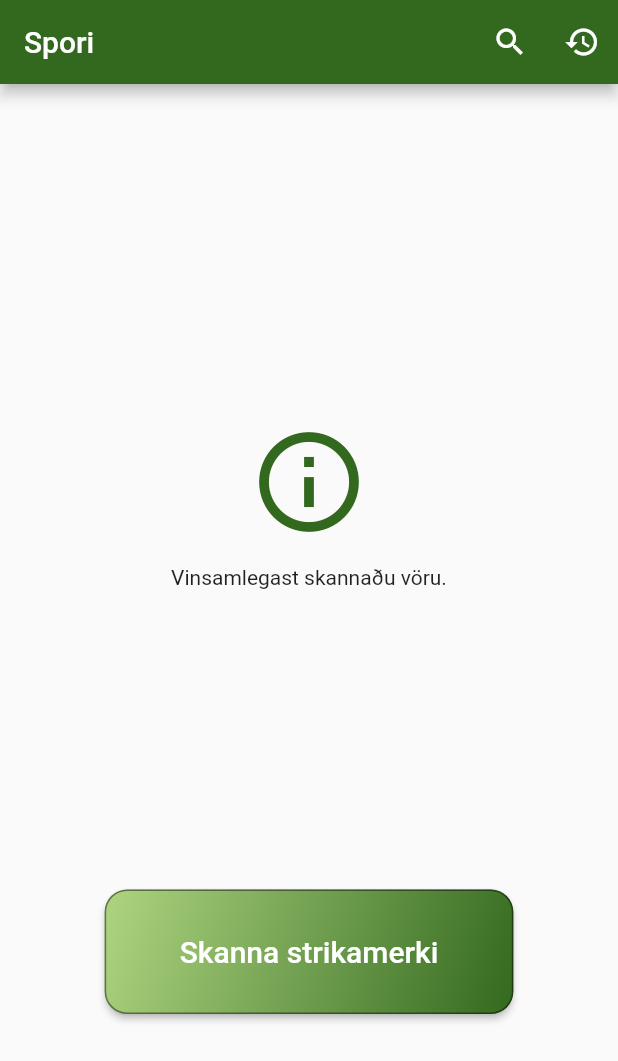
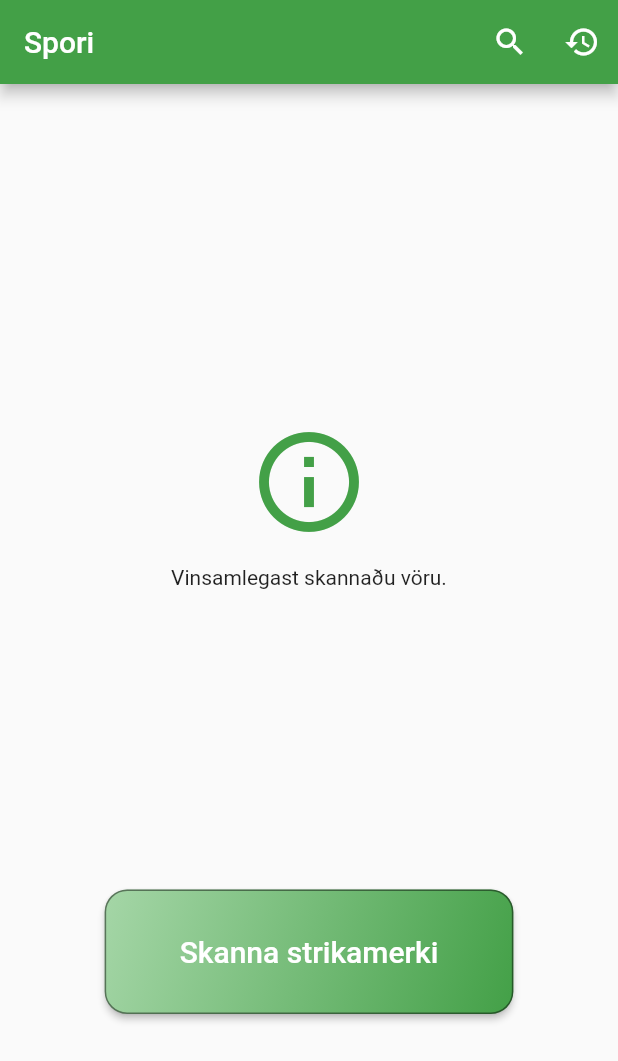
Before and after one commit to rfb2/project_spori, a Flutter app: the screen it shows after launch, on a phone screen of 412 x 824 dp. Shown: the top 1061 px of the screen. Run offline on Flutter 3.47's test engine with Material 2 defaults, Android fonts, the phone set to English and light mode, and no system bars; our stand-ins replace camera, sqflite; missing offline and left inert: barcode_scan; accounts and stored records are empty; Roboto replaces fonts that are missing (Roboto Slab); statements that could not run were skipped.

Commit message:
Changed basic color pallette

```diff
--- a/lib/constants.dart
+++ b/lib/constants.dart
@@ -9,8 +9,8 @@ import 'views/searchPage.dart';
 
 final List<String> info = ['Engar upplýsingar', 'lágt', 'miðlungs', 'hátt'];
 
-final Color primaryColor = Color(0xFF33691E);
-final Color secondaryColor = Color(0xFF7CB342);
+final Color primaryColor = Color(0xFF43A047);
+final Color secondaryColor = Color(0xFFA5D6A7);
 
 final TextStyle defaultTextStyle =
     TextStyle(fontWeight: FontWeight.w400, fontSize: 20);
--- a/lib/views/mainPage.dart
+++ b/lib/views/mainPage.dart
@@ -41,6 +41,10 @@ class _MyHomePageState extends State<MyHomePage> {
 
   Widget _buildProductCard(AsyncSnapshot<Product> snapshot) {
     return Card(
+      color: Constants.secondaryColor,
+      shape: RoundedRectangleBorder(
+        borderRadius: BorderRadius.circular(10),
+      ),
       child: Padding(
         padding: EdgeInsets.all(20.0),
         child: Column(
@@ -51,6 +55,7 @@ class _MyHomePageState extends State<MyHomePage> {
                 style: Constants.headerTextStyle,
               ),
             ),
+            Padding(padding: EdgeInsets.symmetric(vertical: 10)),
             Row(
               mainAxisAlignment: MainAxisAlignment.center,
               children: <Widget>[
@@ -69,6 +74,7 @@ class _MyHomePageState extends State<MyHomePage> {
                 ),
               ],
             ),
+            Padding(padding: EdgeInsets.symmetric(vertical: 10)),
             Center(
               child: OutlineButton(
                 child: Text('Meiri upplýsingar'),
@@ -214,8 +220,8 @@ class _MyHomePageState extends State<MyHomePage> {
                           begin: Alignment.topLeft,
                           end: Alignment.bottomRight,
                           colors: <Color>[
-                            Color(0xFFAED581),
-                            Color(0xFF33691E),
+                            Color(0xFFA5D6A7),
+                            Color(0xFF43A047),
                           ],
                         ),
                       ),
```
